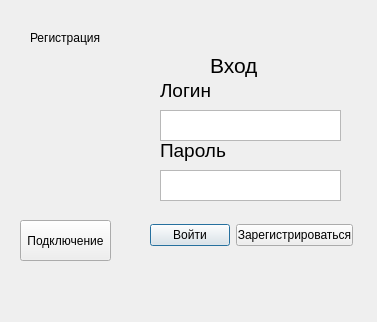
Old version of the form Cleint/client/registration.ui in the repository Prophet35208/Messenger.
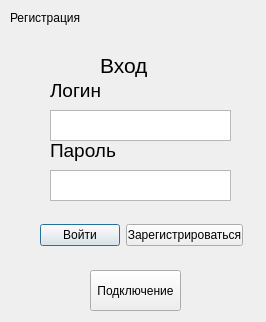
New version of the form.

Diff of the .ui file:
```diff
--- a/Cleint/client/registration.ui
+++ b/Cleint/client/registration.ui
@@ -6,7 +6,7 @@
    <rect>
     <x>0</x>
     <y>0</y>
-    <width>377</width>
+    <width>266</width>
     <height>322</height>
    </rect>
   </property>
@@ -16,7 +16,7 @@
   <widget class="QLabel" name="label">
    <property name="geometry">
     <rect>
-     <x>210</x>
+     <x>100</x>
      <y>50</y>
      <width>71</width>
      <height>31</height>
@@ -37,7 +37,7 @@
   <widget class="QTextEdit" name="text_login">
    <property name="geometry">
     <rect>
-     <x>160</x>
+     <x>50</x>
      <y>110</y>
      <width>181</width>
      <height>31</height>
@@ -47,7 +47,7 @@
   <widget class="QLabel" name="label_2">
    <property name="geometry">
     <rect>
-     <x>160</x>
+     <x>50</x>
      <y>80</y>
      <width>71</width>
      <height>21</height>
@@ -68,7 +68,7 @@
   <widget class="QLabel" name="label_3">
    <property name="geometry">
     <rect>
-     <x>160</x>
+     <x>50</x>
      <y>140</y>
      <width>71</width>
      <height>21</height>
@@ -89,7 +89,7 @@
   <widget class="QWidget" name="horizontalLayoutWidget">
    <property name="geometry">
     <rect>
-     <x>150</x>
+     <x>40</x>
      <y>210</y>
      <width>203</width>
      <height>51</height>
@@ -115,7 +115,7 @@
   <widget class="QTextEdit" name="text_pass">
    <property name="geometry">
     <rect>
-     <x>160</x>
+     <x>50</x>
      <y>170</y>
      <width>181</width>
      <height>31</height>
@@ -125,8 +125,8 @@
   <widget class="QPushButton" name="pushButton_3">
    <property name="geometry">
     <rect>
-     <x>20</x>
-     <y>220</y>
+     <x>90</x>
+     <y>270</y>
      <width>91</width>
      <height>41</height>
     </rect>
@@ -138,8 +138,8 @@
   <widget class="QLabel" name="reg_status">
    <property name="geometry">
     <rect>
-     <x>30</x>
-     <y>30</y>
+     <x>10</x>
+     <y>10</y>
      <width>151</width>
      <height>16</height>
     </rect>
```
